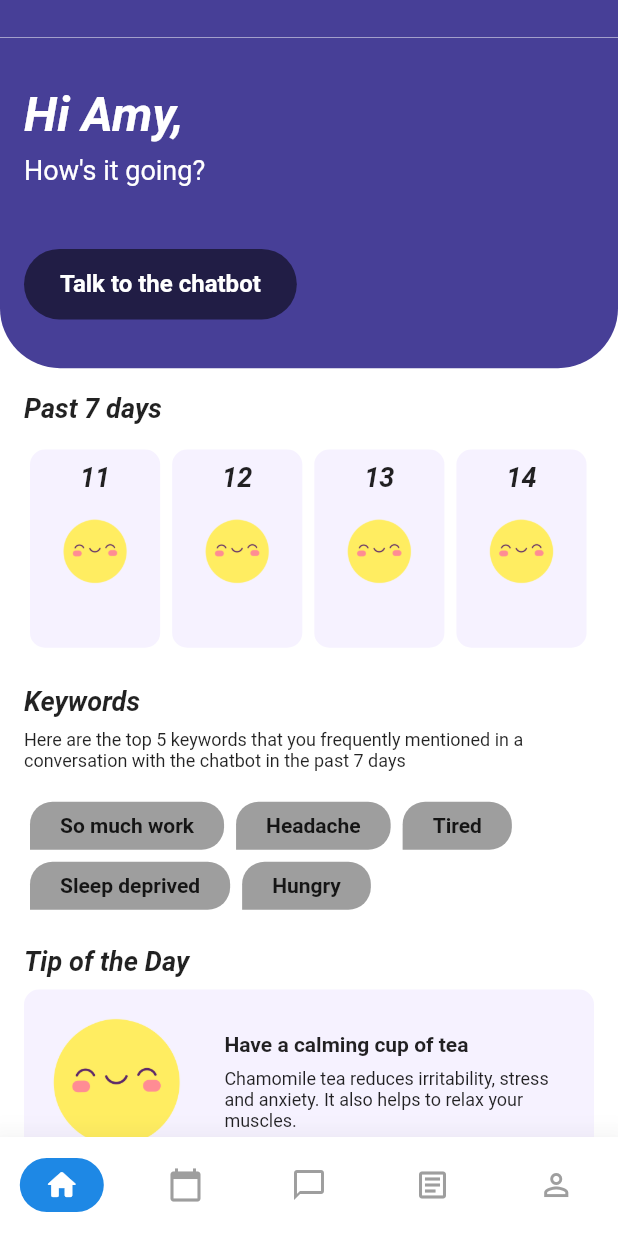
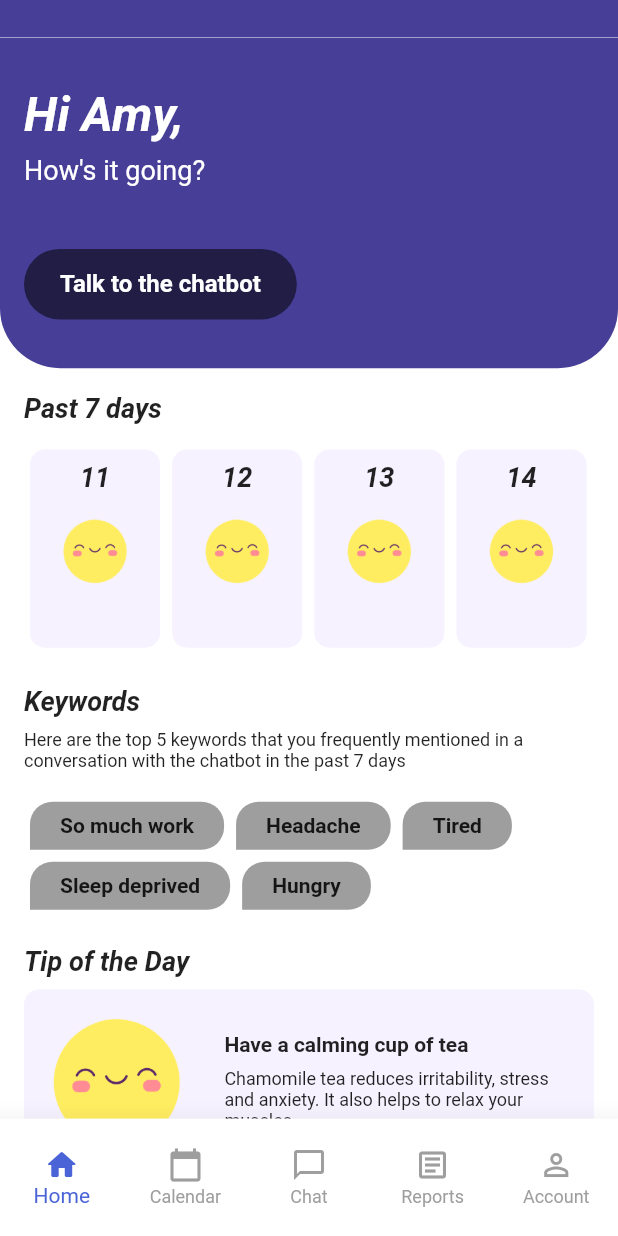
Before and after one commit to eli-lam/htn2020, a Flutter app: the screen it shows after launch, on a phone screen of 412 x 824 dp. Run offline on Flutter 3.47's test engine with Material 2 defaults, Android fonts, the phone set to English and light mode, and no system bars; our stand-ins replace cloud_firestore; missing offline and left inert: flutter_dialogflow; accounts and stored records are empty.

Commit message:
Update bottom navigation bar and extract tip of the day widget

```diff
--- a/lib/screens/bottom_nav_screen.dart
+++ b/lib/screens/bottom_nav_screen.dart
@@ -21,45 +21,39 @@ class _BottomNavScreenState extends State<BottomNavScreen> {
   Widget build(BuildContext context) {
     return Scaffold(
       body: _screens[_currentIndex],
-      bottomNavigationBar: BottomNavigationBar(
+      bottomNavigationBar: SizedBox(
+        height: MediaQuery.of(context).size.height * 0.095,
+        child: BottomNavigationBar(
           currentIndex: _currentIndex,
           onTap: (index) => setState(() => _currentIndex = index),
           type: BottomNavigationBarType.fixed,
           backgroundColor: Colors.white,
-        showSelectedLabels: false,
-        showUnselectedLabels: false,
-        selectedItemColor: Colors.white,
+          selectedItemColor: Color(0xFF4A64D7),
           unselectedItemColor: Colors.grey,
-        elevation: 20.0,
-        items: [
-          Icons.home_rounded,
-          Icons.calendar_today,
-          Icons.chat_bubble_outline,
-          Icons.article_outlined,
-          Icons.person_outline
-        ]
-            .asMap()
-            .map((key, value) => MapEntry(
-                  key,
+          elevation: 16.0,
+          items: <BottomNavigationBarItem>[
             BottomNavigationBarItem(
-                    title: Text(''),
-                    icon: Container(
-                      padding: const EdgeInsets.symmetric(
-                        vertical: 6.0,
-                        horizontal: 16.0,
+              icon: Icon(Icons.home_rounded),
+              label: 'Home',
             ),
-                      decoration: BoxDecoration(
-                        color: _currentIndex == key
-                            ? Colors.blue[600]
-                            : Colors.transparent,
-                        borderRadius: BorderRadius.circular(20.0),
+            BottomNavigationBarItem(
+              icon: Icon(Icons.calendar_today),
+              label: 'Calendar',
             ),
-                      child: Icon(value),
+            BottomNavigationBarItem(
+              icon: Icon(Icons.chat_bubble_outline),
+              label: 'Chat',
             ),
+            BottomNavigationBarItem(
+              icon: Icon(Icons.article_outlined),
+              label: 'Reports',
             ),
-                ))
-            .values
-            .toList(),
+            BottomNavigationBarItem(
+              icon: Icon(Icons.person_outline),
+              label: 'Account',
+            ),
+          ],
+        ),
       ),
     );
   }
--- a/lib/screens/home_screen.dart
+++ b/lib/screens/home_screen.dart
@@ -1,6 +1,7 @@
 import 'package:flutter/material.dart';
 import 'package:mood_tracker/config/palette.dart';
 import 'package:mood_tracker/config/styles.dart';
+import 'package:mood_tracker/widgets/tip_of_the_day.dart';
 import 'package:mood_tracker/widgets/widgets.dart';
 
 class HomeScreen extends StatefulWidget {
@@ -162,37 +163,7 @@ class _HomeScreenState extends State<HomeScreen> {
                 color: Palette.secondaryColor,
                 borderRadius: BorderRadius.circular(10.0),
               ),
-              child: Row(
-                mainAxisAlignment: MainAxisAlignment.spaceAround,
-                children: <Widget>[
-                  Image.asset('assets/Happy.png'),
-                  Expanded(
-                    child: Padding(
-                      padding: const EdgeInsets.all(10.0),
-                      child: Column(
-                        mainAxisAlignment: MainAxisAlignment.center,
-                        crossAxisAlignment: CrossAxisAlignment.start,
-                        children: <Widget>[
-                          Text(
-                            'Have a calming cup of tea',
-                            style: const TextStyle(
-                              fontSize: 14.0,
-                              fontWeight: FontWeight.bold,
-                            ),
-                          ),
-                          SizedBox(height: screenHeight * 0.01),
-                          Text(
-                            'Chamomile tea reduces irritability, stress and anxiety. It also helps to relax your muscles.',
-                            style: const TextStyle(
-                              fontSize: 12.0,
-                            ),
-                          ),
-                        ],
-                      ),
-                    ),
-                  ),
-                ],
-              ),
+              child: TipOfTheDay(),
             ),
           ],
         ),
--- /dev/null
+++ b/lib/widgets/tip_of_the_day.dart
@@ -0,0 +1,38 @@
+import 'package:flutter/material.dart';
+
+class TipOfTheDay extends StatelessWidget {
+  @override
+  Widget build(BuildContext context) {
+    return Row(
+      mainAxisAlignment: MainAxisAlignment.spaceAround,
+      children: <Widget>[
+        Image.asset('assets/Happy.png'),
+        Expanded(
+          child: Padding(
+            padding: const EdgeInsets.all(10.0),
+            child: Column(
+              mainAxisAlignment: MainAxisAlignment.center,
+              crossAxisAlignment: CrossAxisAlignment.start,
+              children: <Widget>[
+                Text(
+                  'Have a calming cup of tea',
+                  style: const TextStyle(
+                    fontSize: 14.0,
+                    fontWeight: FontWeight.bold,
+                  ),
+                ),
+                SizedBox(height: MediaQuery.of(context).size.height * 0.01),
+                Text(
+                  'Chamomile tea reduces irritability, stress and anxiety. It also helps to relax your muscles.',
+                  style: const TextStyle(
+                    fontSize: 12.0,
+                  ),
+                ),
+              ],
+            ),
+          ),
+        ),
+      ],
+    );
+  }
+}
--- a/lib/widgets/widgets.dart
+++ b/lib/widgets/widgets.dart
@@ -1,3 +1,4 @@
 export 'custom_app_bar.dart';
 export 'past_week_cards.dart';
 export 'top_5_keywords.dart';
+export 'tip_of_the_day.dart';
```
Lines whose indentation alone changed are shown as unchanged.
